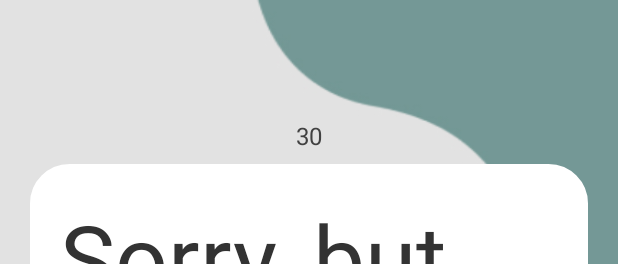
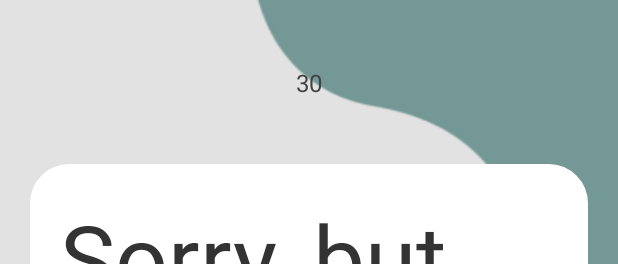
Before and after one commit to mestnq/NumericFacts, an Android app: the layout fragment_result.xml on its own in the app's theme, with its tools: preview values and no code run, on a phone screen of 412 x 824 dp. Shown: the top 264 px of the screen. Run offline under Robolectric (Android 15) with nearby library versions, the phone set to English and light mode, and no system bars.

Commit message:
small fix ui

```diff
--- a/app/src/main/res/layout/fragment_result.xml
+++ b/app/src/main/res/layout/fragment_result.xml
@@ -12,12 +12,11 @@
         android:id="@+id/chosen_date"
         android:layout_width="wrap_content"
         android:layout_height="wrap_content"
-        android:layout_marginTop="80dp"
         android:gravity="top"
         android:lineSpacingExtra="2sp"
         android:text="@string/chosen_date"
         android:textAppearance="@style/date"
-        android:translationY="-0.9sp"
+        app:layout_constraintBottom_toTopOf="@id/rectangle_1"
         app:layout_constraintEnd_toEndOf="parent"
         app:layout_constraintStart_toStartOf="parent"
         app:layout_constraintTop_toTopOf="parent" />
```
